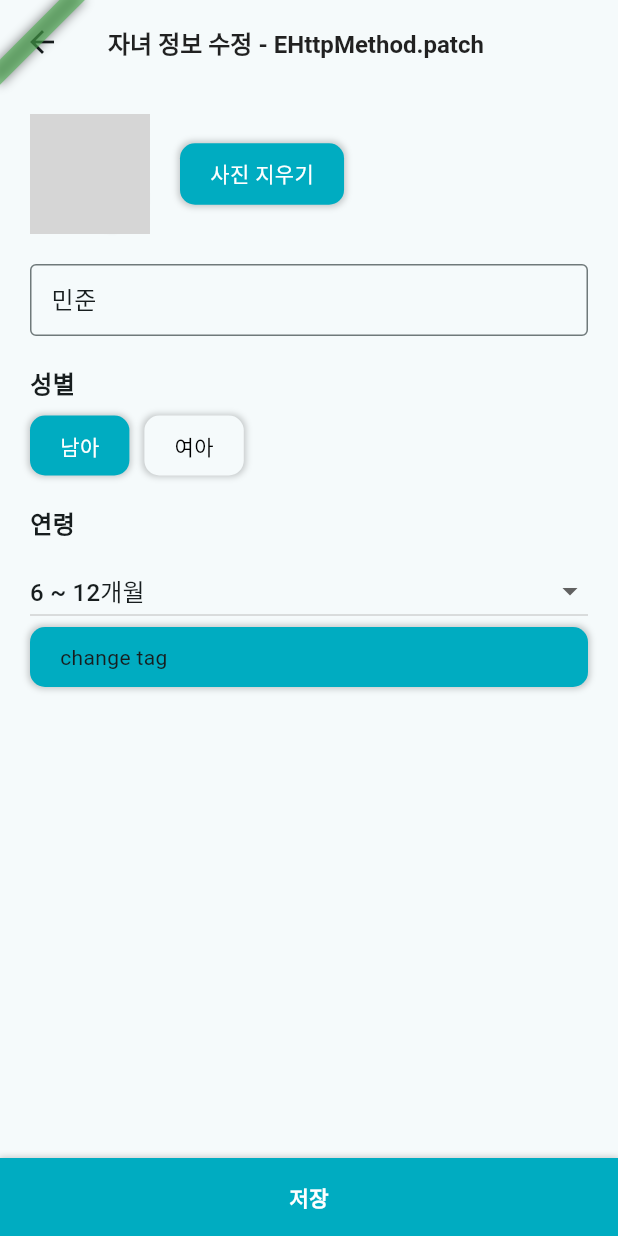
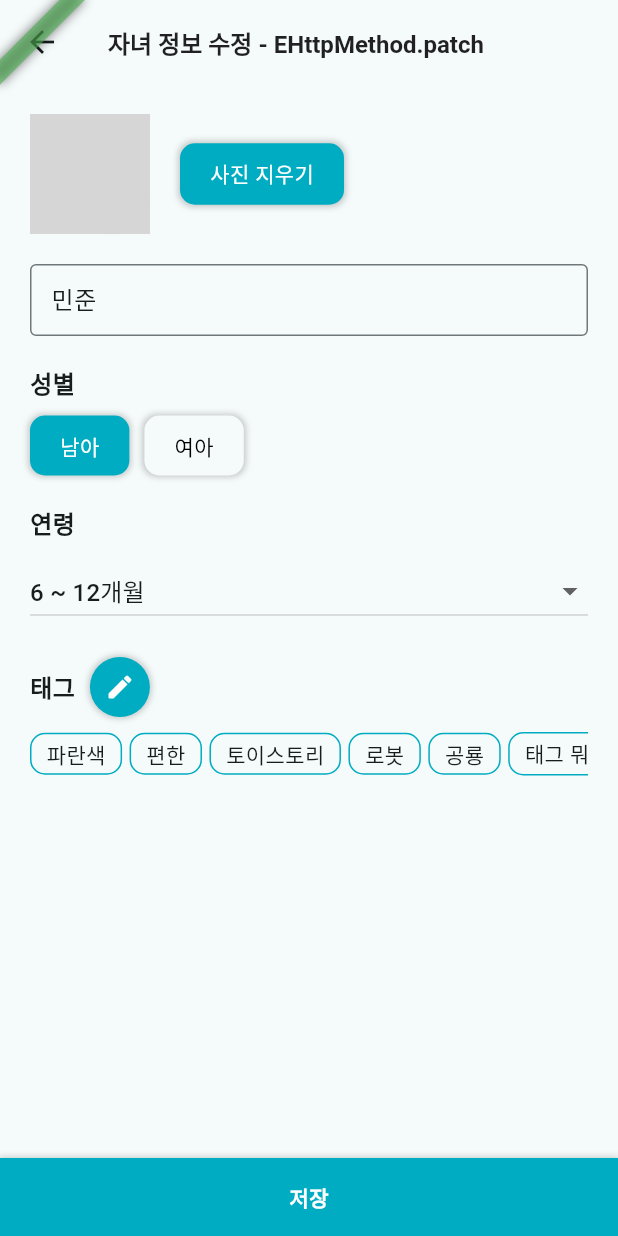
Before and after one commit to kyeongjeong/child_goods_store_flutter, a Flutter app: the ChildPage screen opened by its route, after a tap on "자녀 정보 수정", on a phone screen of 412 x 824 dp. Run offline on Flutter 3.47's test engine with Material 3 defaults, Android fonts, the phone set to English and light mode, and no system bars; our stand-ins replace bloc, bloc_concurrency, dio, equatable, firebase_core, flutter_bloc and 7 more; missing offline and left inert: flutter_naver_login, kakao_flutter_sdk_user; accounts and stored records are empty; generated files the repository leaves out were written again; network calls fail; grey boxes are pictures that could not be loaded.

Commit message:
Feat: "Implement edit child page - complete"
자녀 수정화면 구현 완료했습니다.

```diff
--- a/lib/blocs/edit_child/edit_child_state.dart
+++ b/lib/blocs/edit_child/edit_child_state.dart
@@ -7,11 +7,13 @@ class EditChildState extends BlocState {
   final ChildModel child;
   final XFile? image;
   final bool removeImage;
+  final ChildModel? result;
 
   const EditChildState({
     required this.child,
     required this.image,
     required this.removeImage,
+    this.result,
     required super.status,
     super.message,
   });
@@ -20,6 +22,7 @@ class EditChildState extends BlocState {
       : child = child ?? ChildModel(),
         image = null,
         removeImage = false,
+        result = null,
         super(
           status: ELoadingStatus.init,
           message: null,
@@ -30,6 +33,7 @@ class EditChildState extends BlocState {
     ChildModel? child,
     XFile? image,
     bool? removeImage,
+    ChildModel? result,
     ELoadingStatus? status,
     String? message,
   }) =>
@@ -37,6 +41,7 @@ class EditChildState extends BlocState {
         child: child ?? this.child,
         image: image ?? this.image,
         removeImage: removeImage ?? this.removeImage,
+        result: result ?? this.result,
         status: status ?? this.status,
         message: message ?? this.message,
       );
@@ -46,6 +51,7 @@ class EditChildState extends BlocState {
         child,
         image,
         removeImage,
+        result,
         status,
         message,
       ];
--- a/lib/blocs/edit_profile/edit_profile_bloc.dart
+++ b/lib/blocs/edit_profile/edit_profile_bloc.dart
@@ -161,7 +161,7 @@ class EditProfileBloc extends Bloc<EditProfileEvent, EditProfileState>
             res = await userRepository.postUser(user: state.user);
             break;
           case EHttpMethod.patch:
-            await userRepository.patchUser(user: state.user);
+            res = await userRepository.patchUser(user: state.user);
             break;
           default:
             break;
--- a/lib/pages/child/widgets/child_icon_button.dart
+++ b/lib/pages/child/widgets/child_icon_button.dart
@@ -39,7 +39,7 @@ class ChildIconButton extends StatelessWidget {
                     height: Sizes.size64,
                     decoration: BoxDecoration(
                       border: Border.all(
-                        color: Theme.of(context).primaryColor,
+                        color: Colors.black.withOpacity(0.2),
                         width: Sizes.size5,
                       ),
                       borderRadius: BorderRadius.circular(Sizes.size32),
--- a/lib/pages/child/widgets/child_list_card.dart
+++ b/lib/pages/child/widgets/child_list_card.dart
@@ -30,16 +30,28 @@ class ChildListCard extends StatelessWidget {
   }
 
   void _onTapAddChild(BuildContext context) {
-    context.push(Routes.editChild);
+    var res = context.push<GoRouterExtraModel<ChildModel>>(Routes.editChild);
+
+    res.then((value) {
+      if (value?.data != null) {
+        context.read<ChildBloc>().add(ChildAdd(value!.data!));
+      }
+    });
   }
 
   void _onTapEditChild(BuildContext context) {
-    context.push(
+    var res = context.push<GoRouterExtraModel<ChildModel>>(
       Routes.editChild,
       extra: GoRouterExtraModel<ChildModel>(
         data: selectedChild,
       ),
     );
+
+    res.then((value) {
+      if (value?.data != null) {
+        context.read<ChildBloc>().add(ChildEdit(value!.data!));
+      }
+    });
   }
 
   @override
@@ -101,7 +113,7 @@ class ChildListCard extends StatelessWidget {
                     AppInkButton(
                       onTap: () => _onTapEditChild(context),
                       padding: const EdgeInsets.symmetric(
-                        vertical: Sizes.size3,
+                        vertical: Sizes.size4,
                         horizontal: Sizes.size10,
                       ),
                       child: const AppFont(
--- a/lib/pages/edit_child/edit_child_page.dart
+++ b/lib/pages/edit_child/edit_child_page.dart
@@ -1,17 +1,19 @@
 import 'dart:io';
-
 import 'package:child_goods_store_flutter/blocs/edit_child/edit_child_bloc.dart';
 import 'package:child_goods_store_flutter/blocs/edit_child/edit_child_event.dart';
 import 'package:child_goods_store_flutter/blocs/edit_child/edit_child_state.dart';
 import 'package:child_goods_store_flutter/constants/gaps.dart';
-import 'package:child_goods_store_flutter/constants/routes.dart';
 import 'package:child_goods_store_flutter/constants/sizes.dart';
+import 'package:child_goods_store_flutter/constants/strings.dart';
 import 'package:child_goods_store_flutter/enums/loading_status.dart';
+import 'package:child_goods_store_flutter/models/child/child_model.dart';
 import 'package:child_goods_store_flutter/models/go_router_extra_model.dart';
 import 'package:child_goods_store_flutter/pages/edit_child/widgets/edit_child_age.dart';
 import 'package:child_goods_store_flutter/pages/edit_child/widgets/edit_child_gender.dart';
+import 'package:child_goods_store_flutter/pages/edit_child/widgets/edit_child_tag.dart';
 import 'package:child_goods_store_flutter/widgets/app_font.dart';
 import 'package:child_goods_store_flutter/widgets/app_ink_button.dart';
+import 'package:child_goods_store_flutter/widgets/app_snackbar.dart';
 import 'package:child_goods_store_flutter/widgets/app_text_form_field.dart';
 import 'package:flutter/material.dart';
 import 'package:flutter_bloc/flutter_bloc.dart';
@@ -58,25 +60,27 @@ class _EditChildPageState extends State<EditChildPage> {
     context.read<EditChildBloc>().add(EditChildChangeName(name));
   }
 
-  void _onTapEditTag() async {
-    var tags = context.read<EditChildBloc>().state.child.tag;
-    var resTags = await context.push<GoRouterExtraModel<List<String>>>(
-      Routes.editTag,
-      extra: GoRouterExtraModel<List<String>>(
-        data: tags,
-      ),
-    );
-
-    print(resTags?.data);
-  }
-
   void _onTapComplete() {
     context.read<EditChildBloc>().add(EditChildSubmit());
   }
 
   @override
   Widget build(BuildContext context) {
-    return Scaffold(
+    return BlocListener<EditChildBloc, EditChildState>(
+      listener: (context, state) {
+        if (state.status == ELoadingStatus.error) {
+          AppSnackbar.show(
+            context,
+            message: state.message ?? Strings.nullStr,
+          );
+        }
+        if (state.status == ELoadingStatus.loaded) {
+          context.pop<GoRouterExtraModel<ChildModel>>(GoRouterExtraModel(
+            data: state.result,
+          ));
+        }
+      },
+      child: Scaffold(
         appBar: AppBar(
           title: AppFont(
               '자녀 정보 수정 - ${context.read<EditChildBloc>().httpMethod.toString()}'),
@@ -143,10 +147,8 @@ class _EditChildPageState extends State<EditChildPage> {
                 const EditChildGender(),
                 Gaps.v20,
                 const EditChildAge(),
-              AppInkButton(
-                onTap: _onTapEditTag,
-                child: const AppFont('change tag'),
-              ),
+                Gaps.v20,
+                const EditChildTag(),
               ],
             ),
           ),
@@ -154,8 +156,9 @@ class _EditChildPageState extends State<EditChildPage> {
         bottomNavigationBar: BlocBuilder<EditChildBloc, EditChildState>(
           builder: (context, state) {
             return AppInkButton(
-            onTap:
-                state.status == ELoadingStatus.loading ? null : _onTapComplete,
+              onTap: state.status == ELoadingStatus.loading
+                  ? null
+                  : _onTapComplete,
               borderRadSize: 0,
               child: Container(
                 width: double.infinity,
@@ -181,6 +184,7 @@ class _EditChildPageState extends State<EditChildPage> {
               ),
             );
           },
+        ),
       ),
     );
   }
--- /dev/null
+++ b/lib/pages/edit_child/widgets/edit_child_tag.dart
@@ -0,0 +1,101 @@
+import 'package:child_goods_store_flutter/blocs/edit_child/edit_child_bloc.dart';
+import 'package:child_goods_store_flutter/blocs/edit_child/edit_child_event.dart';
+import 'package:child_goods_store_flutter/blocs/edit_child/edit_child_state.dart';
+import 'package:child_goods_store_flutter/constants/gaps.dart';
+import 'package:child_goods_store_flutter/constants/routes.dart';
+import 'package:child_goods_store_flutter/constants/sizes.dart';
+import 'package:child_goods_store_flutter/models/go_router_extra_model.dart';
+import 'package:child_goods_store_flutter/widgets/app_font.dart';
+import 'package:child_goods_store_flutter/widgets/app_ink_button.dart';
+import 'package:flutter/material.dart';
+import 'package:flutter_bloc/flutter_bloc.dart';
+import 'package:go_router/go_router.dart';
+
+class EditChildTag extends StatefulWidget {
+  const EditChildTag({super.key});
+
+  @override
+  State<EditChildTag> createState() => _EditChildTagState();
+}
+
+class _EditChildTagState extends State<EditChildTag> {
+  void _onTapEditTag() async {
+    var tags = context.read<EditChildBloc>().state.child.tag;
+    var resTags = await context.push<GoRouterExtraModel<List<String>>>(
+      Routes.editTag,
+      extra: GoRouterExtraModel<List<String>>(
+        data: tags,
+      ),
+    );
+
+    if (resTags?.data != null && mounted) {
+      context.read<EditChildBloc>().add(EditChildChangeTag(resTags!.data!));
+    }
+  }
+
+  @override
+  Widget build(BuildContext context) {
+    return GestureDetector(
+      behavior: HitTestBehavior.translucent,
+      onTap: _onTapEditTag,
+      child: Column(
+        crossAxisAlignment: CrossAxisAlignment.stretch,
+        children: [
+          Row(
+            children: [
+              const AppFont(
+                '태그',
+                fontSize: Sizes.size16,
+                fontWeight: FontWeight.w700,
+              ),
+              Gaps.h10,
+              SizedBox(
+                width: Sizes.size40,
+                height: Sizes.size40,
+                child: AppInkButton(
+                  borderRadSize: Sizes.size20,
+                  onTap: _onTapEditTag,
+                  padding: EdgeInsets.zero,
+                  child: const Icon(
+                    Icons.edit_rounded,
+                    color: Colors.white,
+                    size: Sizes.size20,
+                  ),
+                ),
+              ),
+            ],
+          ),
+          Gaps.v10,
+          BlocBuilder<EditChildBloc, EditChildState>(
+            builder: (context, state) => SingleChildScrollView(
+              scrollDirection: Axis.horizontal,
+              child: Row(
+                children: [
+                  for (var tag in state.child.tag) _tag(context, tag: tag),
+                ],
+              ),
+            ),
+          ),
+        ],
+      ),
+    );
+  }
+
+  Widget _tag(
+    BuildContext context, {
+    required String tag,
+  }) {
+    return Container(
+      margin: const EdgeInsets.only(right: Sizes.size5),
+      padding: const EdgeInsets.symmetric(
+        vertical: Sizes.size3,
+        horizontal: Sizes.size10,
+      ),
+      decoration: BoxDecoration(
+        border: Border.all(color: Theme.of(context).primaryColor),
+        borderRadius: BorderRadius.circular(Sizes.size10),
+      ),
+      child: AppFont(tag),
+    );
+  }
+}
--- a/lib/pages/edit_tag/edit_tag_page.dart
+++ b/lib/pages/edit_tag/edit_tag_page.dart
@@ -55,7 +55,6 @@ class _EditTagPageState extends State<EditTagPage> {
 
   @override
   Widget build(BuildContext context) {
-    print(context.read<EditTagBloc>().state.tags);
     return Scaffold(
       appBar: AppBar(
         title: const AppFont('태그 수정'),
--- a/lib/repositories/child_repository.dart
+++ b/lib/repositories/child_repository.dart
@@ -60,7 +60,6 @@ class ChildRepository {
     // );
 
     // TODO: app connect
-    print(child.toJson());
     await Future.delayed(const Duration(seconds: 1));
 
     var resTmp = ResModel<ChildModel>(
@@ -96,7 +95,6 @@ class ChildRepository {
     // );
 
     // TODO: app connect
-    print(child.toJson());
     await Future.delayed(const Duration(seconds: 1));
 
     var resTmp = ResModel<ChildModel>(
```
Also changed, not shown: lib/blocs/child/child_bloc.dart (+23 -3 lines), lib/blocs/edit_child/edit_child_bloc.dart (+80 -1 lines). Lines whose indentation alone changed are shown as unchanged.
